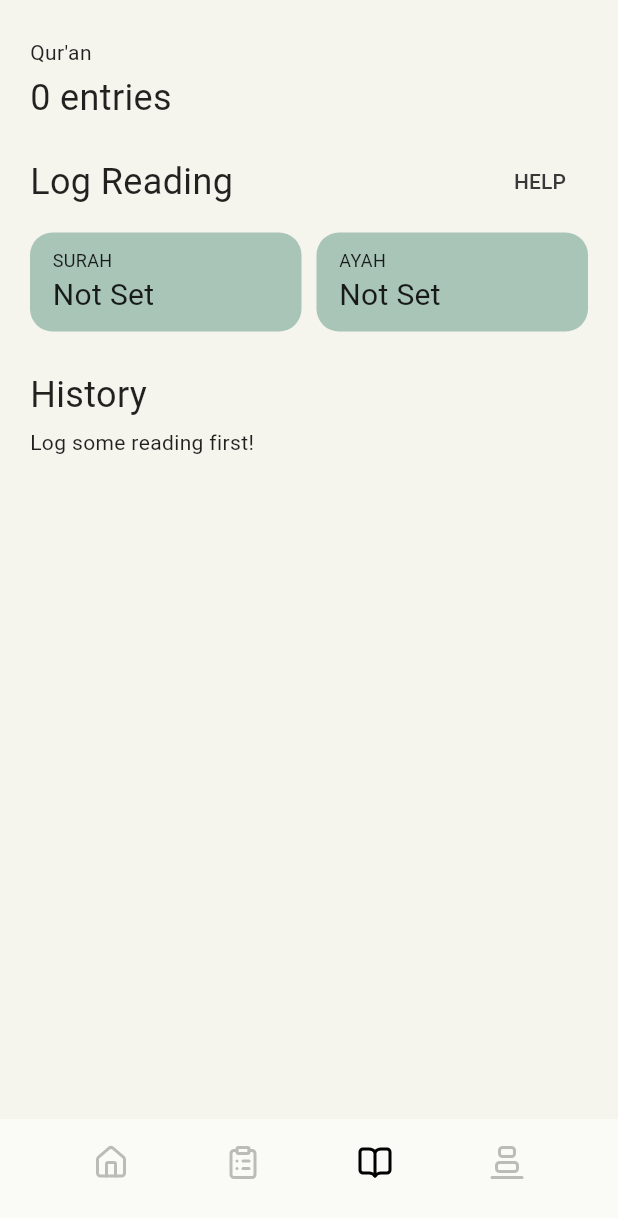
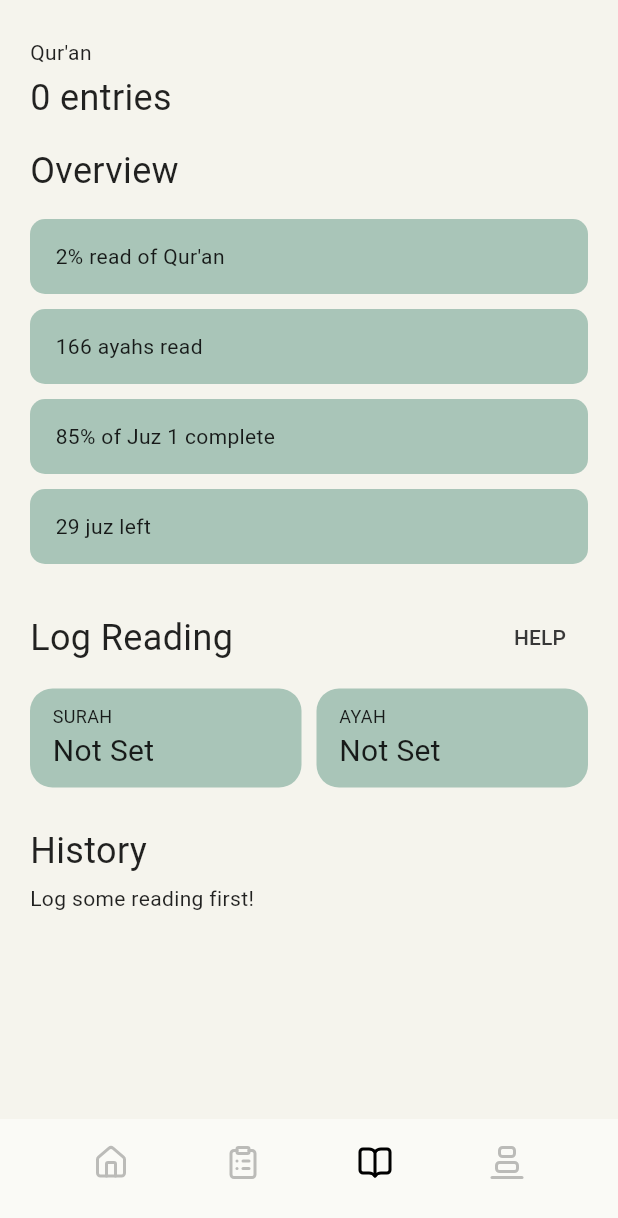
Before and after one commit to hkamran80/ramadan-taskminder, a Flutter app: the QuranScreen screen opened by its route, on a phone screen of 412 x 824 dp. Shown: the top 1218 px of the screen. Run offline on Flutter 3.47's test engine with Material 2 defaults, Android fonts, the phone set to English and light mode, and no system bars; our stand-ins replace go_router, google_fonts, hijri, hive_flutter, lucide_icons, shared_preferences; accounts and stored records are empty; Roboto replaces fonts that are missing (Numans).

Commit message:
Add sample code

```diff
--- a/lib/screens/quran.dart
+++ b/lib/screens/quran.dart
@@ -10,6 +10,7 @@ import 'package:ramadan_taskminder/widgets/quran_addition_row.dart';
 import 'package:ramadan_taskminder/widgets/section_header.dart';
 import 'package:ramadan_taskminder/widgets/stacked_card.dart';
 import 'package:ramadan_taskminder/widgets/wide_card.dart';
+
 
 class QuranScreen extends StatefulWidget {
   const QuranScreen({super.key});
@@ -135,8 +136,36 @@ class _QuranScreenState extends State<QuranScreen> {
     }
   }
 
+  void calculatePercentage() {
+    int ayshs = 0;
+
+    Iterable entries = history.map((entry) => entry[1]);
+    for (var entry in entries) {
+      List start = entry[0].split("-").map(int.parse).toList();
+      List end = entry[1].split("-").map(int.parse).toList();
+
+      var startSurah = surahs[start[0] - 1];
+      var endSurah = surahs[end[0] - 1];
+
+      print(start);
+      print(startSurah);
+      print(end);
+      print(endSurah);
+    }
+  }
+
   @override
   Widget build(BuildContext context) {
+    // print(surahs.map((surah) => int.tryParse(surah["ayahs"].toString())));
+    // print(surahs
+    //     .map((surah) => int.tryParse(surah["ayahs"].toString()))
+    //     .where(
+    //       (element) => element != null,
+    //     )
+    //     .reduce((a, b) => a! + b!));
+
+    calculatePercentage();
+
     return Material(
       color: getBackgroundColor(context),
       child: Stack(
@@ -157,8 +186,28 @@ class _QuranScreenState extends State<QuranScreen> {
                           header: "Qur'an",
                           title: "${history.length} entries",
                         ),
+                        const SizedBox(height: 15),
+                        Column(
+                          mainAxisSize: MainAxisSize.min,
+                          crossAxisAlignment: CrossAxisAlignment.start,
+                          children: [
+                            const SectionHeader(
+                              title: "Overview",
+                            ),
+                            const SizedBox(height: 15),
+                            Wrap(
+                              runSpacing: 10,
+                              children: const [
+                                WideCard(content: "2% read of Qur'an"),
+                                WideCard(content: "166 ayahs read"),
+                                WideCard(content: "85% of Juz 1 complete"),
+                                WideCard(content: "29 juz left")
+                              ],
+                            ),
+                          ],
+                        ),
                         const SizedBox(
-                          height: 15,
+                          height: 25,
                         ),
                         Column(
                           mainAxisSize: MainAxisSize.min,
```
